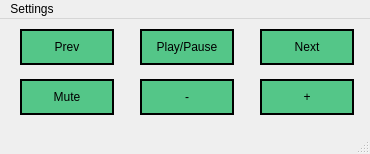
The window that mainwindow.ui (majko96/VolumioApp) describes before a commit, drawn with Qt 5.
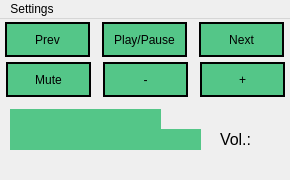
The same window after the commit. Custom widgets are drawn as their Qt base class.

```diff
--- a/mainwindow.ui
+++ b/mainwindow.ui
@@ -6,10 +6,22 @@
    <rect>
     <x>0</x>
     <y>0</y>
-    <width>370</width>
-    <height>154</height>
+    <width>290</width>
+    <height>180</height>
    </rect>
   </property>
+  <property name="minimumSize">
+   <size>
+    <width>290</width>
+    <height>180</height>
+   </size>
+  </property>
+  <property name="maximumSize">
+   <size>
+    <width>290</width>
+    <height>180</height>
+   </size>
+  </property>
   <property name="windowTitle">
    <string>MainWindow</string>
   </property>
@@ -26,134 +38,225 @@
 </string>
   </property>
   <widget class="QWidget" name="centralwidget">
-   <widget class="QPushButton" name="pushButton_prev">
-    <property name="enabled">
-     <bool>true</bool>
-    </property>
+   <widget class="ScrollText" name="song">
     <property name="geometry">
      <rect>
-      <x>20</x>
-      <y>10</y>
-      <width>94</width>
-      <height>36</height>
+      <x>10</x>
+      <y>110</y>
+      <width>191</width>
+      <height>21</height>
      </rect>
     </property>
-    <property name="autoFillBackground">
-     <bool>false</bool>
+    <property name="font">
+     <font>
+      <pointsize>12</pointsize>
+     </font>
     </property>
     <property name="styleSheet">
-     <string notr="true">
-color: rgb(0, 0, 0);
+     <string notr="true">background-color: rgb(84, 198, 136);
+/*color:#000;
+border: 2px solid #000;
+border-radius:5px;*/
 
 </string>
     </property>
     <property name="text">
-     <string>Prev</string>
+     <string/>
     </property>
-    <property name="autoDefault">
-     <bool>false</bool>
-    </property>
-    <property name="default">
-     <bool>false</bool>
-    </property>
-    <property name="flat">
-     <bool>false</bool>
-    </property>
    </widget>
-   <widget class="QPushButton" name="pushButton_play">
-    <property name="enabled">
-     <bool>true</bool>
-    </property>
+   <widget class="ScrollText" name="artist">
     <property name="geometry">
      <rect>
-      <x>140</x>
-      <y>10</y>
-      <width>94</width>
-      <height>36</height>
+      <x>10</x>
+      <y>90</y>
+      <width>151</width>
+      <height>21</height>
      </rect>
     </property>
     <property name="styleSheet">
-     <string notr="true"/>
+     <string notr="true">background-color: rgb(84, 198, 136);
+/*color:#000;
+border: 2px solid #000;
+border-radius:5px;*/</string>
     </property>
     <property name="text">
-     <string>Play/Pause</string>
+     <string/>
     </property>
    </widget>
-   <widget class="QPushButton" name="pushButton_next">
-    <property name="enabled">
-     <bool>true</bool>
-    </property>
+   <widget class="QLabel" name="playing">
     <property name="geometry">
      <rect>
-      <x>260</x>
-      <y>10</y>
-      <width>94</width>
-      <height>36</height>
+      <x>220</x>
+      <y>90</y>
+      <width>61</width>
+      <height>21</height>
      </rect>
     </property>
     <property name="styleSheet">
      <string notr="true"/>
     </property>
     <property name="text">
-     <string>Next</string>
+     <string/>
     </property>
    </widget>
-   <widget class="QPushButton" name="pushButton_minus">
-    <property name="enabled">
-     <bool>true</bool>
-    </property>
+   <widget class="QLabel" name="volume">
     <property name="geometry">
      <rect>
-      <x>140</x>
-      <y>60</y>
-      <width>94</width>
-      <height>36</height>
+      <x>260</x>
+      <y>110</y>
+      <width>20</width>
+      <height>21</height>
      </rect>
     </property>
-    <property name="styleSheet">
-     <string notr="true"/>
+    <property name="font">
+     <font>
+      <pointsize>12</pointsize>
+     </font>
     </property>
     <property name="text">
-     <string>-</string>
+     <string/>
     </property>
    </widget>
-   <widget class="QPushButton" name="pushButton_plus">
-    <property name="enabled">
-     <bool>true</bool>
-    </property>
+   <widget class="QLabel" name="label">
     <property name="geometry">
      <rect>
-      <x>260</x>
-      <y>60</y>
-      <width>94</width>
-      <height>36</height>
+      <x>220</x>
+      <y>110</y>
+      <width>31</width>
+      <height>21</height>
      </rect>
     </property>
-    <property name="styleSheet">
-     <string notr="true"/>
+    <property name="font">
+     <font>
+      <pointsize>12</pointsize>
+     </font>
     </property>
     <property name="text">
-     <string>+</string>
+     <string>Vol.:</string>
     </property>
    </widget>
-   <widget class="QPushButton" name="pushButton">
-    <property name="enabled">
-     <bool>true</bool>
+   <widget class="QWidget" name="horizontalLayoutWidget">
+    <property name="geometry">
+     <rect>
+      <x>-1</x>
+      <y>0</y>
+      <width>291</width>
+      <height>42</height>
+     </rect>
     </property>
+    <layout class="QHBoxLayout" name="horizontalLayout">
+     <property name="spacing">
+      <number>12</number>
+     </property>
+     <property name="leftMargin">
+      <number>6</number>
+     </property>
+     <property name="rightMargin">
+      <number>6</number>
+     </property>
+     <item>
+      <widget class="QPushButton" name="pushButton_prev">
+       <property name="minimumSize">
+        <size>
+         <width>0</width>
+         <height>35</height>
+        </size>
+       </property>
+       <property name="text">
+        <string>Prev</string>
+       </property>
+      </widget>
+     </item>
+     <item>
+      <widget class="QPushButton" name="pushButton_play">
+       <property name="minimumSize">
+        <size>
+         <width>0</width>
+         <height>35</height>
+        </size>
+       </property>
+       <property name="text">
+        <string>Play/Pause</string>
+       </property>
+      </widget>
+     </item>
+     <item>
+      <widget class="QPushButton" name="pushButton_next">
+       <property name="minimumSize">
+        <size>
+         <width>0</width>
+         <height>35</height>
+        </size>
+       </property>
+       <property name="text">
+        <string>Next</string>
+       </property>
+      </widget>
+     </item>
+    </layout>
+   </widget>
+   <widget class="QWidget" name="horizontalLayoutWidget_2">
     <property name="geometry">
      <rect>
-      <x>20</x>
-      <y>60</y>
-      <width>94</width>
-      <height>36</height>
+      <x>0</x>
+      <y>40</y>
+      <width>291</width>
+      <height>41</height>
      </rect>
     </property>
-    <property name="styleSheet">
-     <string notr="true"/>
-    </property>
-    <property name="text">
-     <string>Mute</string>
-    </property>
+    <layout class="QHBoxLayout" name="horizontalLayout_2">
+     <property name="spacing">
+      <number>12</number>
+     </property>
+     <property name="sizeConstraint">
+      <enum>QLayout::SetDefaultConstraint</enum>
+     </property>
+     <property name="leftMargin">
+      <number>6</number>
+     </property>
+     <property name="rightMargin">
+      <number>6</number>
+     </property>
+     <item>
+      <widget class="QPushButton" name="pushButton">
+       <property name="minimumSize">
+        <size>
+         <width>0</width>
+         <height>35</height>
+        </size>
+       </property>
+       <property name="text">
+        <string>Mute</string>
+       </property>
+      </widget>
+     </item>
+     <item>
+      <widget class="QPushButton" name="pushButton_minus">
+       <property name="minimumSize">
+        <size>
+         <width>0</width>
+         <height>35</height>
+        </size>
+       </property>
+       <property name="text">
+        <string>-</string>
+       </property>
+      </widget>
+     </item>
+     <item>
+      <widget class="QPushButton" name="pushButton_plus">
+       <property name="minimumSize">
+        <size>
+         <width>0</width>
+         <height>35</height>
+        </size>
+       </property>
+       <property name="text">
+        <string>+</string>
+       </property>
+      </widget>
+     </item>
+    </layout>
    </widget>
   </widget>
   <widget class="QMenuBar" name="menubar">
@@ -161,7 +264,7 @@
     <rect>
      <x>0</x>
      <y>0</y>
-     <width>370</width>
+     <width>290</width>
      <height>32</height>
     </rect>
    </property>
@@ -175,7 +278,6 @@
    </widget>
    <addaction name="menuSettings"/>
   </widget>
-  <widget class="QStatusBar" name="statusbar"/>
   <action name="actionIP_adress">
    <property name="text">
     <string>IP adress</string>
@@ -198,6 +300,13 @@
    </property>
   </action>
  </widget>
+ <customwidgets>
+  <customwidget>
+   <class>ScrollText</class>
+   <extends>QLabel</extends>
+   <header>scrolltext.h</header>
+  </customwidget>
+ </customwidgets>
  <resources/>
  <connections/>
 </ui>
```
Left out of the diff: 7 changed lines with no effect on the pictures.
